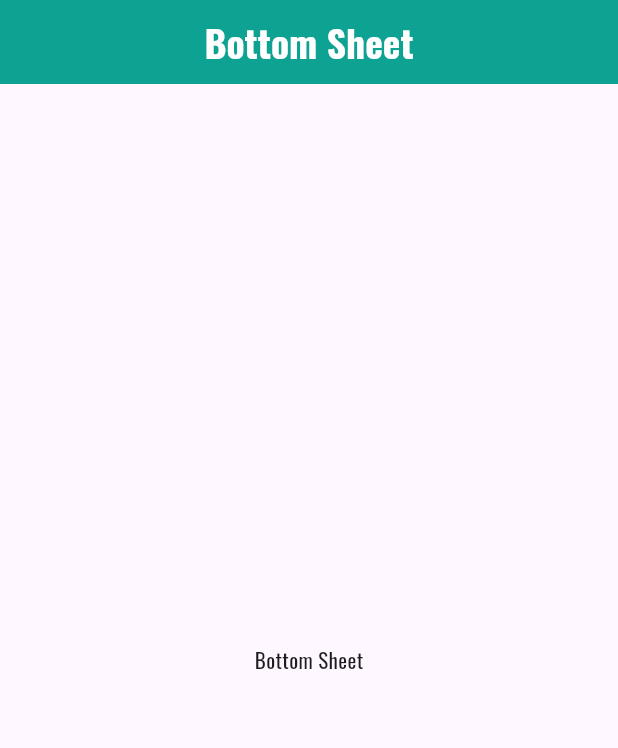
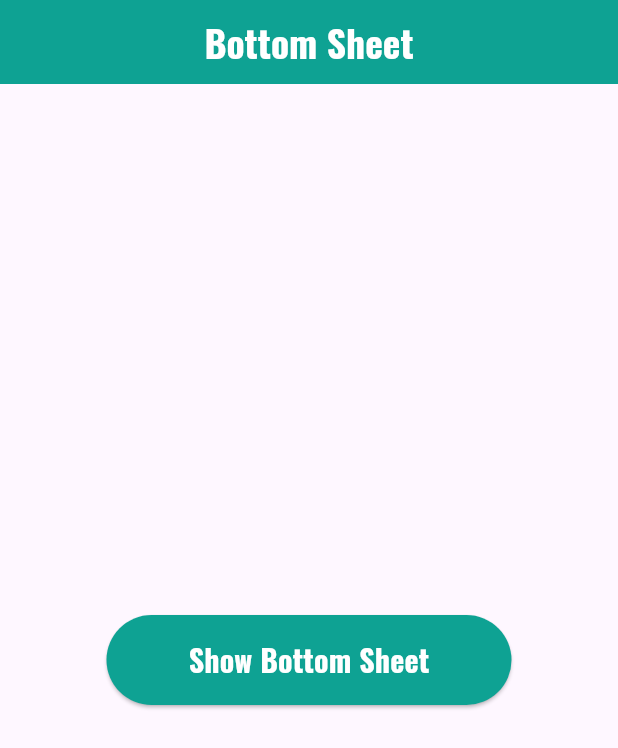
Before and after one commit to alhasann351/bottom_sheet, a Flutter app: the screen it shows after launch, on a phone screen of 412 x 824 dp. Shown: the top 748 px of the screen. Run offline on Flutter 3.47's test engine with Material 3 defaults, Android fonts, the phone set to English and light mode, and no system bars; our stand-ins replace google_fonts.

Commit message:
modal bottom sheet added

```diff
--- a/lib/main.dart
+++ b/lib/main.dart
@@ -29,6 +29,38 @@ class MyHomePage extends StatefulWidget {
 }
 
 class _MyHomePageState extends State<MyHomePage> {
+  //modal bottom sheet
+  myModalBottomSheet(context) {
+    showModalBottomSheet(
+      backgroundColor: Theme.of(context).primaryColor,
+      context: context,
+      builder: (context) {
+        return const Padding(
+          padding: EdgeInsets.all(15),
+          child: Column(
+            children: [
+              Row(
+                children: [
+                  Column(
+                    children: [
+                      SizedBox(
+                        width: 60,
+                        height: 60,
+                        child: CircleAvatar(
+                          child: Icon(Icons.email_outlined, size: 40,),
+                        ),
+                      ),
+                      Text('Email', style: TextStyle(fontSize: 20, color: Colors.white,),),
+                    ],
+                  ),
+                ],
+              ),
+            ],
+          ),
+        );
+      },
+    );
+  }
 
   @override
   Widget build(BuildContext context) {
@@ -36,9 +68,37 @@ class _MyHomePageState extends State<MyHomePage> {
       appBar: AppBar(
         backgroundColor: Theme.of(context).primaryColor,
         centerTitle: true,
-        title: const Text('Bottom Sheet', style: TextStyle(fontWeight: FontWeight.bold, fontSize: 25, color: Colors.white,),),
+        title: const Text(
+          'Bottom Sheet',
+          style: TextStyle(
+            fontWeight: FontWeight.bold,
+            fontSize: 25,
+            color: Colors.white,
+          ),
+        ),
       ),
-      body: const Center(child: Text('Bottom Sheet'),),
+      body: Center(
+        child: SizedBox(
+          height: 60,
+          width: 270,
+          child: ElevatedButton(
+            style: ElevatedButton.styleFrom(
+              backgroundColor: Theme.of(context).primaryColor,
+            ),
+            onPressed: () {
+              myModalBottomSheet(context);
+            },
+            child: const Text(
+              'Show Bottom Sheet',
+              style: TextStyle(
+                fontSize: 20,
+                fontWeight: FontWeight.bold,
+                color: Colors.white,
+              ),
+            ),
+          ),
+        ),
+      ),
     );
   }
 }
```
